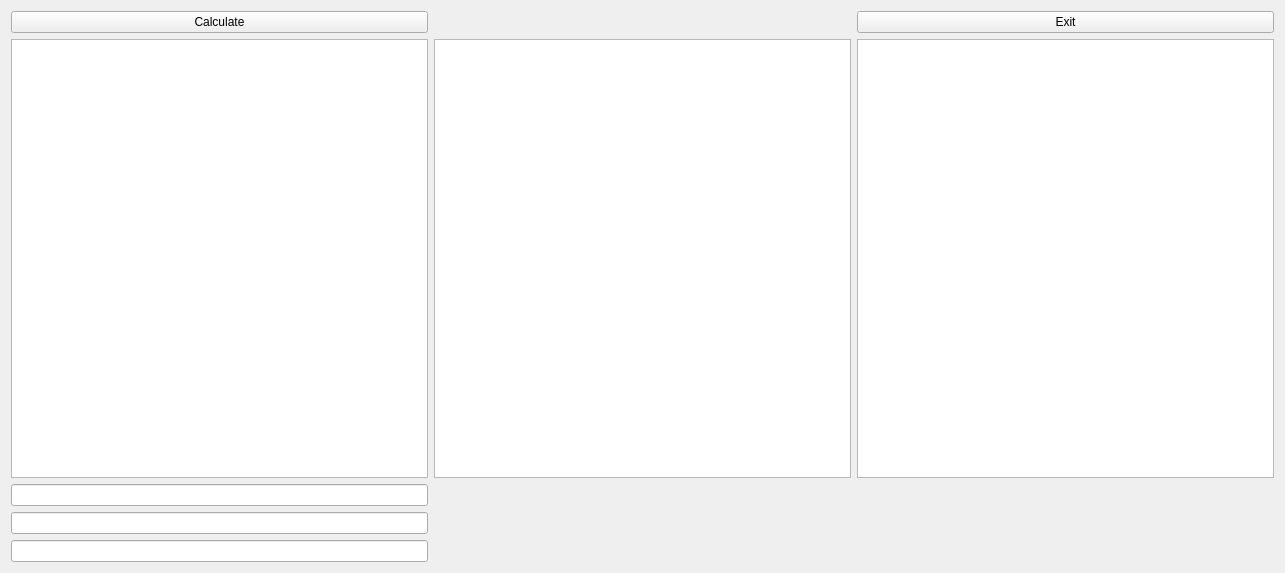
Old version of the form widget.ui in the repository peterlabuschagne/MatrixMultiplication.
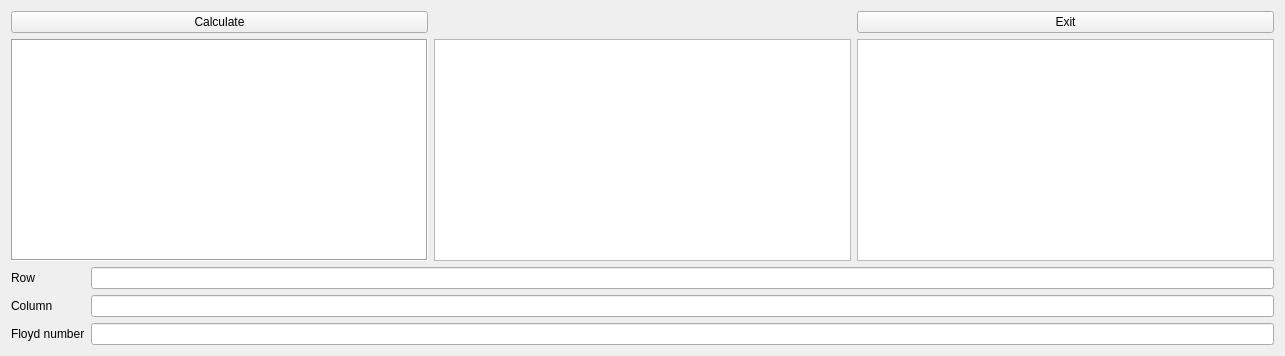
New version of the form.

The edit to the form file:
```diff
--- a/widget.ui
+++ b/widget.ui
@@ -7,7 +7,7 @@
     <x>0</x>
     <y>0</y>
     <width>1285</width>
-    <height>573</height>
+    <height>356</height>
    </rect>
   </property>
   <property name="windowTitle">
@@ -29,7 +29,11 @@
     </widget>
    </item>
    <item row="1" column="0">
-    <widget class="QTableView" name="tableViewA"/>
+    <widget class="QTableView" name="tableViewA">
+     <property name="frameShape">
+      <enum>QFrame::Box</enum>
+     </property>
+    </widget>
    </item>
    <item row="1" column="1">
     <widget class="QTableView" name="tableViewB"/>
@@ -37,14 +41,39 @@
    <item row="1" column="2">
     <widget class="QTableView" name="tableViewC"/>
    </item>
-   <item row="2" column="0">
-    <widget class="QLineEdit" name="rowFwidget"/>
-   </item>
-   <item row="3" column="0">
-    <widget class="QLineEdit" name="colFWidget"/>
-   </item>
-   <item row="4" column="0">
-    <widget class="QLineEdit" name="ans"/>
+   <item row="2" column="0" colspan="3">
+    <layout class="QFormLayout" name="formLayout">
+     <item row="0" column="0">
+      <widget class="QLabel" name="label">
+       <property name="text">
+        <string>Row</string>
+       </property>
+      </widget>
+     </item>
+     <item row="0" column="1">
+      <widget class="QLineEdit" name="rowFwidget"/>
+     </item>
+     <item row="1" column="0">
+      <widget class="QLabel" name="label_2">
+       <property name="text">
+        <string>Column</string>
+       </property>
+      </widget>
+     </item>
+     <item row="2" column="0">
+      <widget class="QLabel" name="label_3">
+       <property name="text">
+        <string>Floyd number</string>
+       </property>
+      </widget>
+     </item>
+     <item row="2" column="1">
+      <widget class="QLineEdit" name="ans"/>
+     </item>
+     <item row="1" column="1">
+      <widget class="QLineEdit" name="colFWidget"/>
+     </item>
+    </layout>
    </item>
   </layout>
  </widget>
```
